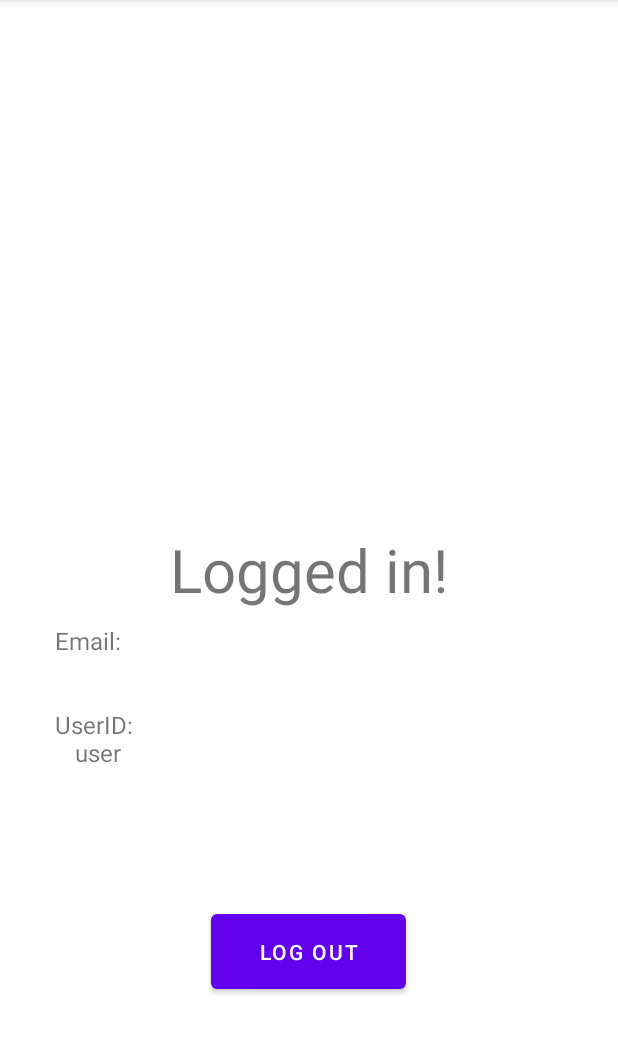
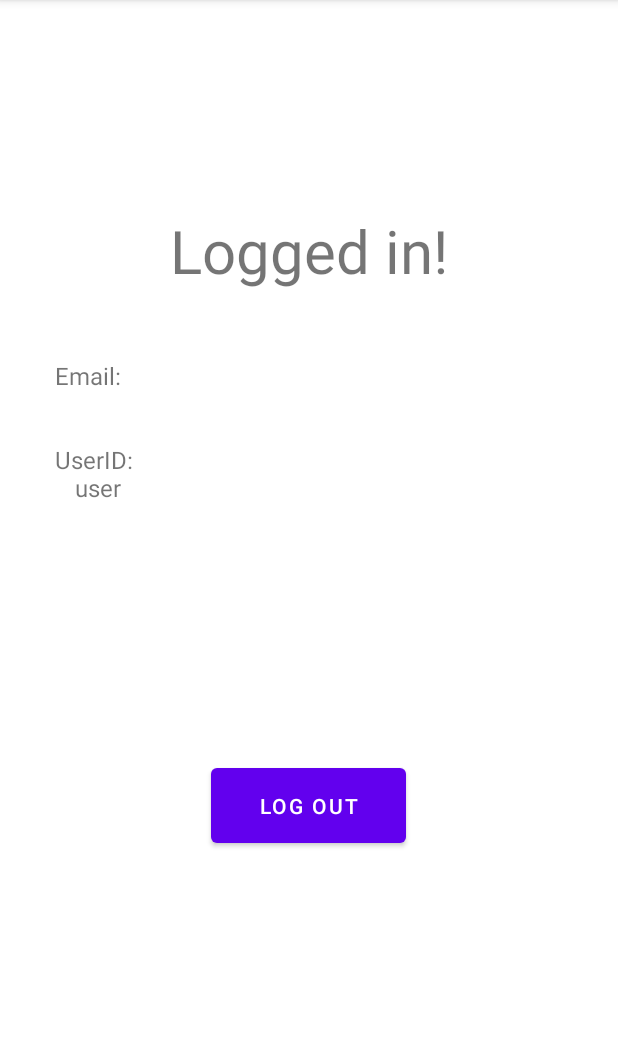
Before and after one commit to sehyun-kelly/Android-Java-Planer, an Android app: the screen it shows after launch once a user with an empty profile is signed in (SecondActivity), on a phone screen of 412 x 824 dp, the part 84-1138 px from its top. Run offline under Robolectric (Android 15) with nearby library versions, the phone set to English and light mode, and no system bars; our stand-ins replace Firebase (no records; nobody signed in at launch, a user with empty details on screens opened directly).

Commit message:
Refactored and eliminated warnings.

```diff
--- a/app/build.gradle
+++ b/app/build.gradle
@@ -5,12 +5,12 @@ plugins {
 }
 
 android {
-    compileSdk 32
+    compileSdk 33
 
     defaultConfig {
         applicationId "com.example.planer"
         minSdk 29
-        targetSdk 32
+        targetSdk 33
         versionCode 1
         versionName "1.0"
 
--- a/app/src/main/java/com/example/planer/SecondActivity.java
+++ b/app/src/main/java/com/example/planer/SecondActivity.java
@@ -1,25 +1,21 @@
 package com.example.planer;
 
 import androidx.appcompat.app.AppCompatActivity;
-
-import android.content.Intent;
 import android.os.Bundle;
 import android.view.View;
 import android.widget.TextView;
-
 import com.google.firebase.auth.FirebaseUser;
 import com.google.firebase.auth.FirebaseAuth;
 
 public class SecondActivity extends AppCompatActivity {
 
-    FirebaseAuth mAuth;
+    FirebaseUser user;
 
     @Override
     protected void onCreate(Bundle savedInstanceState) {
         super.onCreate(savedInstanceState);
         setContentView(R.layout.activity_second);
-        FirebaseUser user = mAuth.getInstance().getCurrentUser();
-
+        user = FirebaseAuth.getInstance().getCurrentUser();
         TextView currUser = (TextView)findViewById(R.id.userID);
         String email = user.getEmail();
         String uid = user.getUid();
@@ -28,7 +24,7 @@ public class SecondActivity extends AppCompatActivity {
     }
 
     public void logout(View view) {
-        mAuth.getInstance().signOut();
+        FirebaseAuth.getInstance().signOut();
         finish();
     }
 }
--- a/app/src/main/res/layout/activity_second.xml
+++ b/app/src/main/res/layout/activity_second.xml
@@ -16,29 +16,32 @@
         app:layout_constraintBottom_toBottomOf="parent"
         app:layout_constraintEnd_toEndOf="parent"
         app:layout_constraintStart_toStartOf="parent"
-        app:layout_constraintTop_toTopOf="parent" />
+        app:layout_constraintTop_toTopOf="parent"
+        app:layout_constraintVertical_bias="0.199" />
+
+    <Button
+        android:id="@+id/logout_btn"
+        android:layout_width="130dp"
+        android:layout_height="62dp"
+        android:onClick="logout"
+        android:text="@string/log_out"
+        app:layout_constraintBottom_toBottomOf="parent"
+        app:layout_constraintEnd_toEndOf="parent"
+        app:layout_constraintHorizontal_bias="0.498"
+        app:layout_constraintStart_toStartOf="parent"
+        app:layout_constraintTop_toBottomOf="@+id/userID"
+        app:layout_constraintVertical_bias="0.364" />
 
     <TextView
         android:id="@+id/userID"
         android:layout_width="339dp"
         android:layout_height="152dp"
-        android:text="%currUser%"
+        android:layout_marginTop="36dp"
+        android:text="@string/curruser"
         android:textAlignment="viewStart"
         android:textSize="16sp"
         app:layout_constraintEnd_toEndOf="parent"
         app:layout_constraintStart_toStartOf="parent"
         app:layout_constraintTop_toBottomOf="@+id/textView" />
 
-    <Button
-        android:id="@+id/logout_btn"
-        android:layout_width="130dp"
-        android:layout_height="62dp"
-        android:onClick="logout"
-        android:text="log out"
-        app:layout_constraintBottom_toBottomOf="parent"
-        app:layout_constraintEnd_toEndOf="parent"
-        app:layout_constraintHorizontal_bias="0.498"
-        app:layout_constraintStart_toStartOf="parent"
-        app:layout_constraintTop_toBottomOf="@+id/userID"
-        app:layout_constraintVertical_bias="0.258" />
 </androidx.constraintlayout.widget.ConstraintLayout>
--- a/app/src/main/res/values/strings.xml
+++ b/app/src/main/res/values/strings.xml
@@ -7,4 +7,6 @@
     <string name="sign_up">Sign Up</string>
     <string name="log_in">Log In</string>
     <string name="logged_in">Logged in!</string>
+    <string name="log_out">log out</string>
+    <string name="curruser">%currUser%</string>
 </resources>
```
Also changed, not shown: app/src/main/java/com/example/planer/MainActivity.java (+11 -23 lines).
